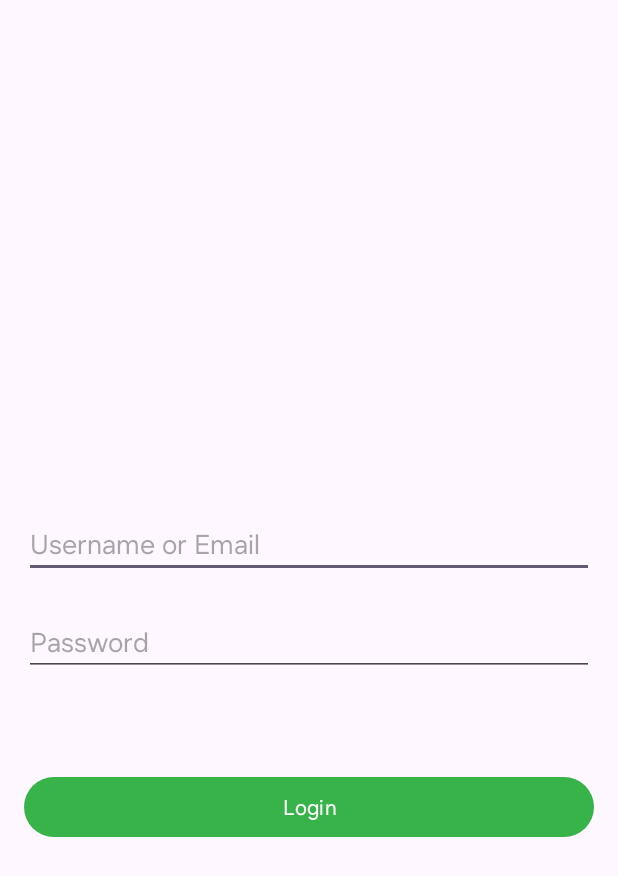
After one commit to createXofficial/FarmUp_Mobile, an Android app: the LoginActivity screen opened directly, with no data from a screen before it, on a phone screen of 412 x 824 dp. The commit adds this screen. Shown: the top 876 px of the screen. Run offline under Robolectric (Android 15) with nearby library versions, the phone set to English and light mode, and no system bars; network calls fail.

Commit message:
creating the login screen

```diff
--- a/app/build.gradle
+++ b/app/build.gradle
@@ -47,7 +47,7 @@ dependencies {
     implementation libs.logging.interceptor
     implementation libs.volley
     implementation libs.circleimageview  // for circular ImageView
-    implementation libs.photoview  // for pinch-to-zoom
+//    implementation libs.photoview  // for pinch-to-zoom
     testImplementation libs.junit
     androidTestImplementation libs.ext.junit
     androidTestImplementation libs.espresso.core
--- a/app/src/main/AndroidManifest.xml
+++ b/app/src/main/AndroidManifest.xml
@@ -15,6 +15,9 @@
         android:theme="@style/Theme.Farm_Up"
         tools:targetApi="31">
         <activity
+            android:name=".view.LoginActivity"
+            android:exported="false" />
+        <activity
             android:name=".view.FarmerDetailsActivity"
             android:exported="false" />
         <activity
--- /dev/null
+++ b/app/src/main/java/com/createx/farmup/view/LoginActivity.java
@@ -0,0 +1,26 @@
+package com.createx.farmup.view;
+
+import android.os.Bundle;
+
+import androidx.activity.EdgeToEdge;
+import androidx.appcompat.app.AppCompatActivity;
+import androidx.core.graphics.Insets;
+import androidx.core.view.ViewCompat;
+import androidx.core.view.WindowInsetsCompat;
+
+import com.createx.farmup.R;
+
+public class LoginActivity extends AppCompatActivity {
+
+    @Override
+    protected void onCreate(Bundle savedInstanceState) {
+        super.onCreate(savedInstanceState);
+        EdgeToEdge.enable(this);
+        setContentView(R.layout.activity_login);
+        ViewCompat.setOnApplyWindowInsetsListener(findViewById(R.id.login), (v, insets) -> {
+            Insets systemBars = insets.getInsets(WindowInsetsCompat.Type.systemBars());
+            v.setPadding(systemBars.left, systemBars.top, systemBars.right, systemBars.bottom);
+            return insets;
+        });
+    }
+}
--- /dev/null
+++ b/app/src/main/res/layout/activity_login.xml
@@ -0,0 +1,49 @@
+<?xml version="1.0" encoding="utf-8"?>
+<androidx.constraintlayout.widget.ConstraintLayout xmlns:android="http://schemas.android.com/apk/res/android"
+    xmlns:app="http://schemas.android.com/apk/res-auto"
+    xmlns:tools="http://schemas.android.com/tools"
+    android:id="@+id/login"
+    android:layout_width="match_parent"
+    android:layout_height="match_parent"
+    tools:context=".view.LoginActivity">
+
+    <EditText
+        android:id="@+id/et_username"
+        android:layout_width="match_parent"
+        android:layout_height="wrap_content"
+        android:layout_marginStart="16dp"
+        android:layout_marginTop="340dp"
+        android:layout_marginEnd="16dp"
+        android:autofillHints="emailAddress"
+        android:hint="Username or Email"
+        android:inputType="textEmailAddress"
+        app:layout_constraintEnd_toEndOf="parent"
+        app:layout_constraintHorizontal_bias="0.0"
+        app:layout_constraintStart_toStartOf="parent"
+        app:layout_constraintTop_toTopOf="parent" />
+
+    <EditText
+        android:id="@+id/et_password"
+        android:layout_width="match_parent"
+        android:layout_height="wrap_content"
+        android:layout_marginStart="16dp"
+        android:layout_marginTop="20dp"
+        android:layout_marginEnd="16dp"
+        android:autofillHints="password"
+        android:hint="Password"
+        android:inputType="textPassword"
+        app:layout_constraintEnd_toEndOf="parent"
+        app:layout_constraintStart_toStartOf="parent"
+        app:layout_constraintTop_toBottomOf="@id/et_username" />
+
+    <Button
+        android:id="@+id/btn_login"
+        android:layout_width="match_parent"
+        android:layout_height="wrap_content"
+        android:text="Login"
+        android:layout_marginTop="63dp"
+        android:layout_marginStart="16dp"
+        android:layout_marginEnd="16dp"
+        app:layout_constraintTop_toBottomOf="@+id/et_password" />
+
+</androidx.constraintlayout.widget.ConstraintLayout>
--- a/app/src/main/res/values-night/themes.xml
+++ b/app/src/main/res/values-night/themes.xml
@@ -3,6 +3,7 @@
     <style name="Base.Theme.Farm_Up" parent="Theme.Material3.DayNight.NoActionBar">
         <!-- Customize your dark theme here. -->
         <!-- <item name="colorPrimary">@color/my_dark_primary</item> -->
+        <item name="colorPrimary">@color/dark_green</item>
     </style>
     <style name="Theme.Farm_Up" parent="Base.Theme.Farm_Up">
         <item name="fontFamily">@font/oneuisans</item>
--- a/gradle/libs.versions.toml
+++ b/gradle/libs.versions.toml
@@ -6,7 +6,7 @@ junit = "4.13.2"
 junitVersion = "1.1.5"
 espressoCore = "3.5.1"
 appcompat = "1.7.0"
-loggingInterceptor = "4.9.1"
+loggingInterceptor = "4.12.0"
 material = "1.12.0"
 converterGson = "2.11.0"
 glideVersion = "4.16.0"
```
Also changed, not shown: app/src/main/java/com/createx/farmup/MainActivity.java (+6 -1 lines), app/src/main/java/com/createx/farmup/model/entity/Farmer.java (+7 -0 lines), app/src/main/java/com/createx/farmup/view/adapter/FarmerAdapter.java (+16 -13 lines), app/src/main/res/layout/main.xml (+4 -3 lines), app/src/main/res/values/colors.xml (+15 -1 lines), app/src/main/res/values/themes.xml (+35 -0 lines), gradle/wrapper/gradle-wrapper.properties.
